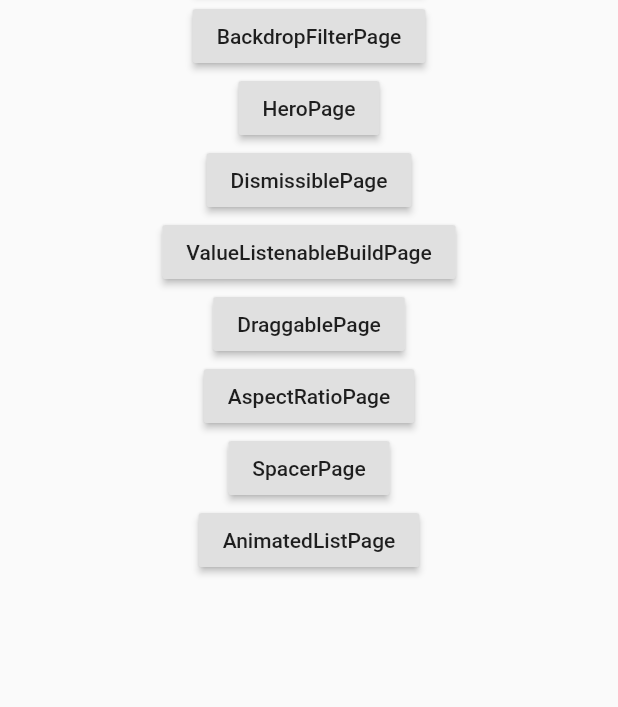
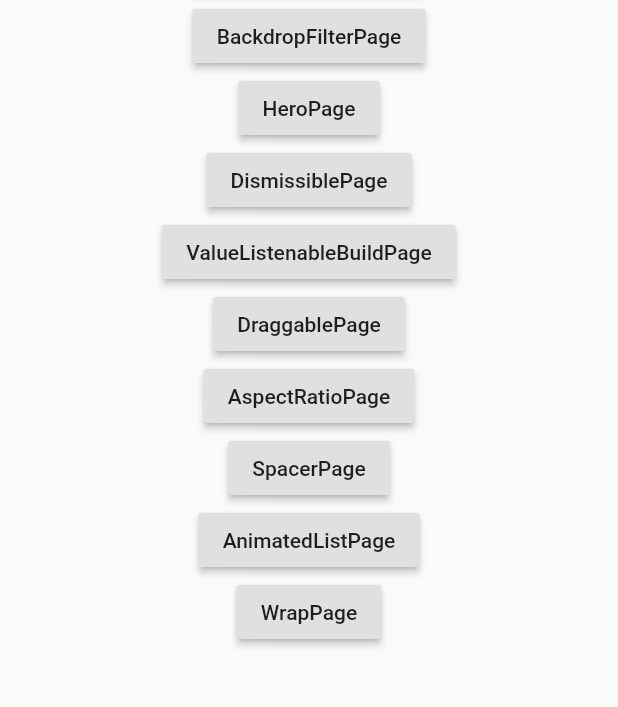
Before and after one commit to wanglu1209/WFlutterDemo, a Flutter app: the screen it shows after launch, on a phone screen of 412 x 824 dp, the part 300-1007 px from its top. Run offline on Flutter 3.47's test engine with Material 2 defaults, Android fonts, the phone set to English and light mode, and no system bars; our stand-ins replace dio; missing offline and left inert: common_utils.

Commit message:
wrap chip

```diff
--- a/wx_demo_project/lib/main.dart
+++ b/wx_demo_project/lib/main.dart
@@ -8,6 +8,7 @@ import 'animated_container_page.dart';
 import 'animated_list_page.dart';
 import 'aspect_ratio_page.dart';
 import 'back_drop_filter_page.dart';
+import 'wrap_page.dart';
 import 'dismissible_page.dart';
 import 'draggable_page.dart';
 import 'future_builder_page.dart';
@@ -38,6 +39,7 @@ class MyApp extends StatelessWidget {
         'AspectRatioPage': (context) => AspectRatioPage(),
         'SpacerPage': (context) => SpacerPage(),
         'AnimatedListPage': (context) => AnimatedListPage(),
+        'WrapPage': (context) => WrapPage(),
       },
     );
   }
@@ -129,6 +131,12 @@ class _MyHomePageState extends State<MyHomePage> {
               },
               child: Text('AnimatedListPage'),
             ),
+            RaisedButton(
+              onPressed: () {
+                navigateTo('WrapPage');
+              },
+              child: Text('WrapPage'),
+            ),
           ],
         ),
       ),
```
Also changed, not shown: wx_demo_project/lib/wrap_page.dart (added, +38 -0 lines).
